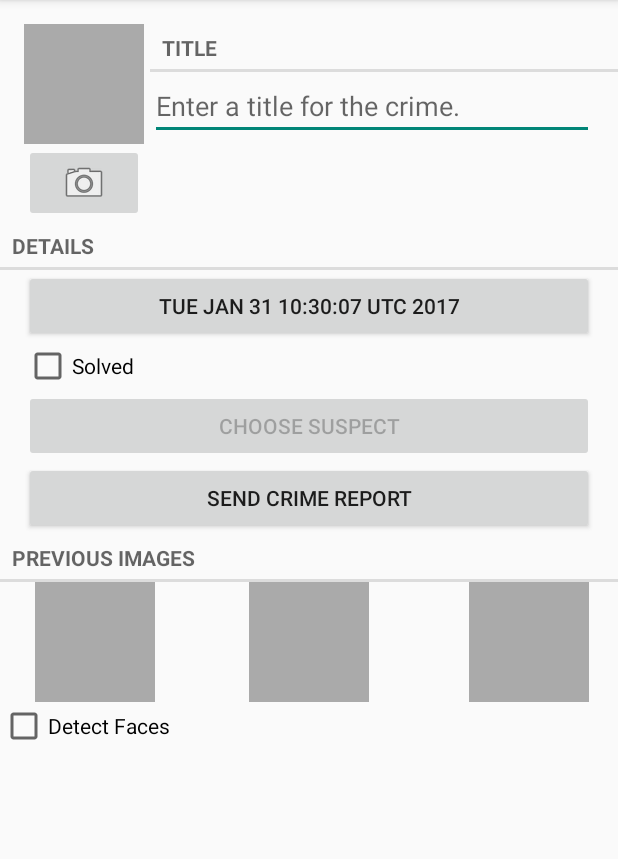
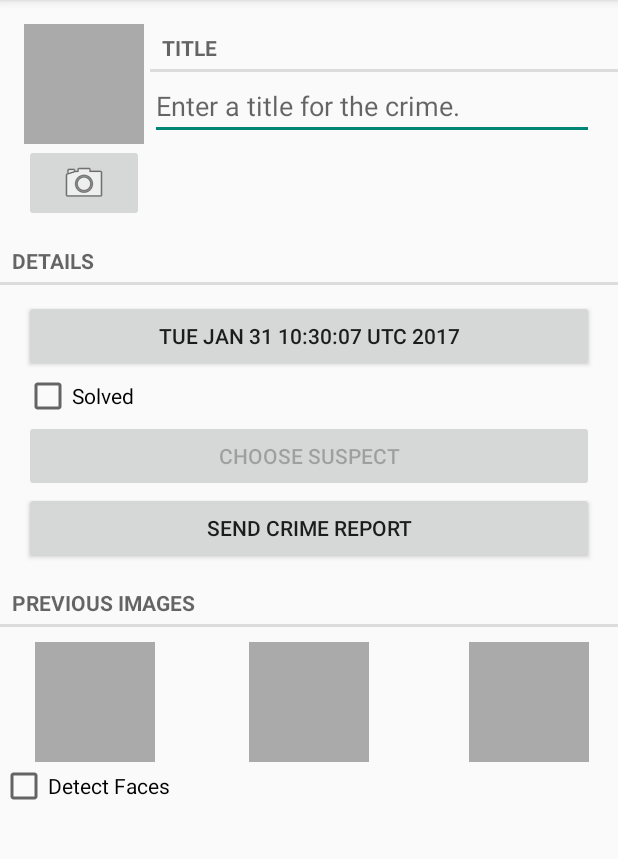
Before and after one commit to kingobie1/CriminalIntent---TeamApp, an Android app: the CrimeFragment screen opened directly, with no data from a screen before it, on a phone screen of 412 x 824 dp, the part 84-943 px from its top. Run offline under Robolectric (Android 15) with nearby library versions, the phone set to English and light mode, and no system bars; libraries missing offline, so code that uses them is left out: com.google.android.gms.

Commit message:
add additional margins to screen

```diff
--- a/app/src/main/res/layout-land/fragment_crime.xml
+++ b/app/src/main/res/layout-land/fragment_crime.xml
@@ -20,7 +20,9 @@
                 android:layout_width="match_parent"
                 android:layout_height="wrap_content"
                 android:text="@string/crime_details_label"
-                style="?android:listSeparatorTextViewStyle"/>
+                style="?android:listSeparatorTextViewStyle"
+                android:layout_marginTop="10dp"
+                android:layout_marginBottom="10dp" />
 
             <LinearLayout
                 android:orientation="horizontal"
@@ -72,7 +74,9 @@
                 android:layout_height="wrap_content"
                 android:text="@string/crime_previous_images_label"
                 style="?android:listSeparatorTextViewStyle"
-                android:id="@+id/textView2" />
+                android:id="@+id/textView2"
+                android:layout_marginTop="10dp"
+                android:layout_marginBottom="10dp" />
 
             <RelativeLayout
                 android:layout_width="match_parent"
--- a/app/src/main/res/layout/fragment_crime.xml
+++ b/app/src/main/res/layout/fragment_crime.xml
@@ -21,7 +21,9 @@
                 android:layout_width="match_parent"
                 android:layout_height="wrap_content"
                 android:text="@string/crime_details_label"
-                style="?android:listSeparatorTextViewStyle"/>
+                style="?android:listSeparatorTextViewStyle"
+                android:layout_marginTop="10dp"
+                android:layout_marginBottom="10dp" />
 
             <Button
                 android:id="@+id/crime_date"
@@ -61,7 +63,9 @@
                 android:layout_height="wrap_content"
                 android:text="@string/crime_previous_images_label"
                 style="?android:listSeparatorTextViewStyle"
-                android:id="@+id/textView2" />
+                android:id="@+id/textView2"
+                android:layout_marginTop="10dp"
+                android:layout_marginBottom="10dp" />
 
             <RelativeLayout
                 android:layout_width="match_parent"
```
